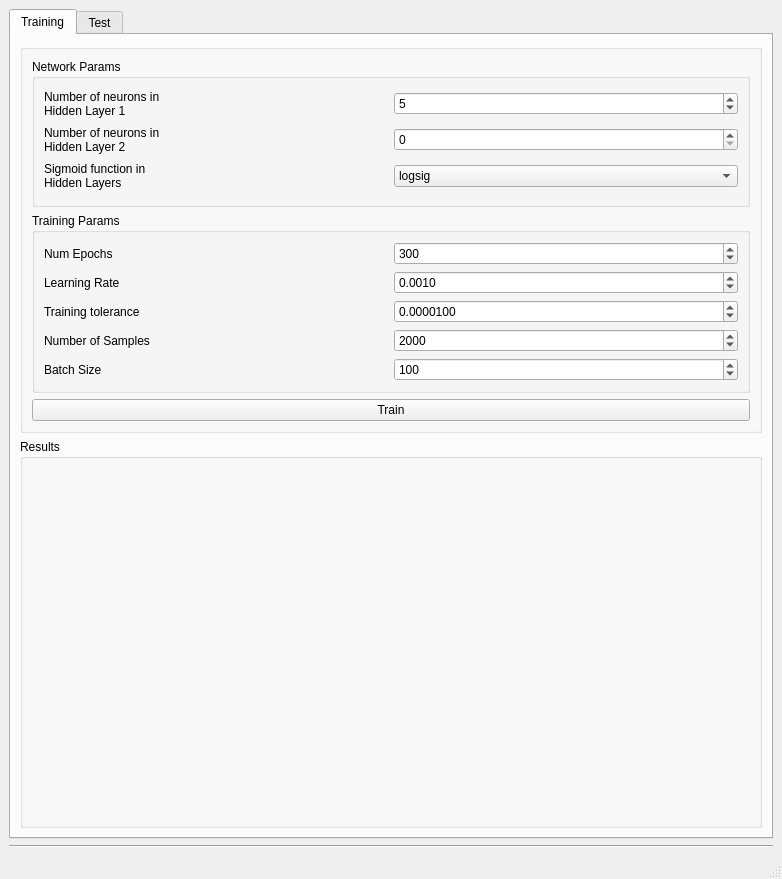
This is spectrum_sensing.ui in zzv2/cs4701 as Qt 5 draws it before an edit. The edited form follows.
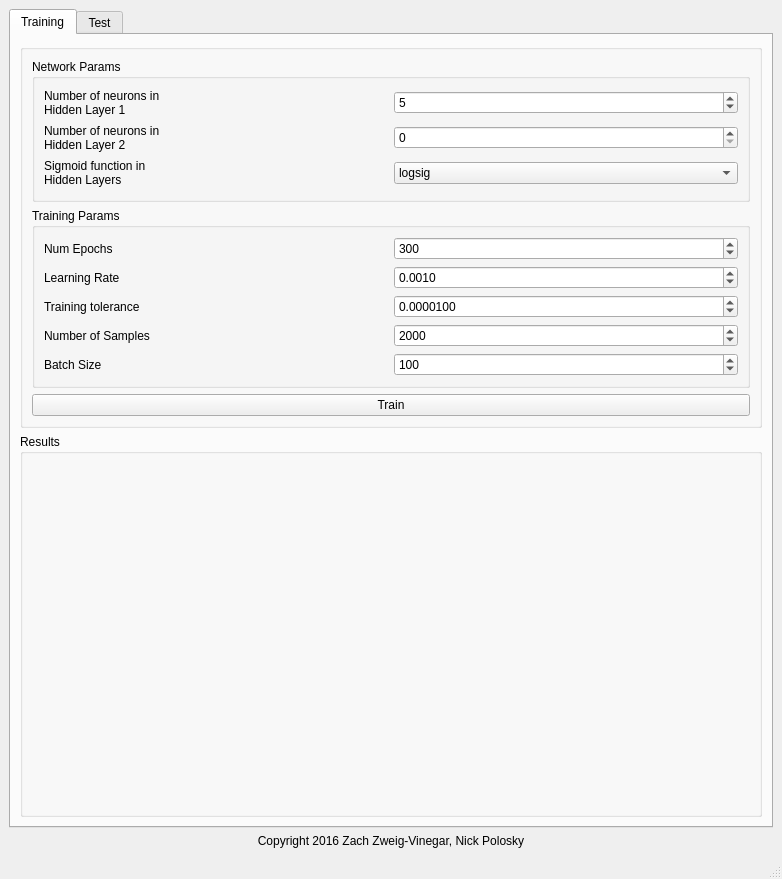
This is the edited form. Custom widgets are drawn as their Qt base class.

Diff of the .ui file:
```diff
--- a/spectrum_sensing.ui
+++ b/spectrum_sensing.ui
@@ -260,9 +260,12 @@
      </widget>
     </item>
     <item>
-     <widget class="Line" name="line">
-      <property name="orientation">
-       <enum>Qt::Horizontal</enum>
+     <widget class="QLabel" name="copyright">
+      <property name="text">
+       <string>Copyright 2016 Zach Zweig-Vinegar, Nick Polosky</string>
+      </property>
+      <property name="alignment">
+       <set>Qt::AlignCenter</set>
       </property>
      </widget>
     </item>
```
Left out of the diff: 13 changed lines with no effect on the pictures.
